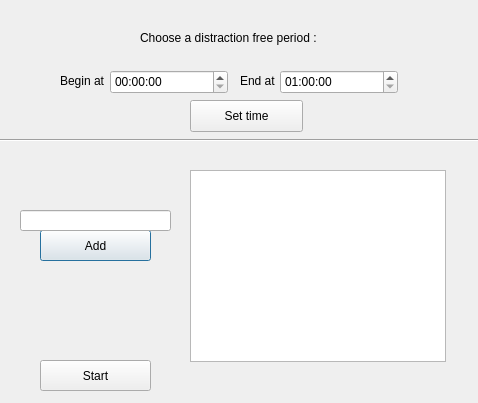
Old version of the form GUI.ui in the repository Sakelariev/information-diet.
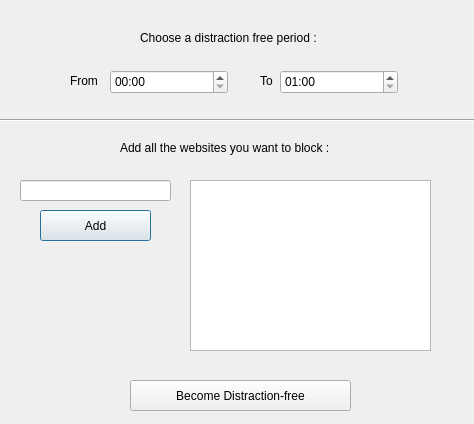
New version of the form.

```diff
--- a/GUI.ui
+++ b/GUI.ui
@@ -6,8 +6,8 @@
    <rect>
     <x>0</x>
     <y>0</y>
-    <width>478</width>
-    <height>403</height>
+    <width>474</width>
+    <height>424</height>
    </rect>
   </property>
   <property name="windowTitle">
@@ -22,6 +22,25 @@
      <height>24</height>
     </rect>
    </property>
+   <property name="autoFillBackground">
+    <bool>false</bool>
+   </property>
+   <property name="locale">
+    <locale language="English" country="UnitedStates"/>
+   </property>
+   <property name="dateTime">
+    <datetime>
+     <hour>0</hour>
+     <minute>0</minute>
+     <second>0</second>
+     <year>2000</year>
+     <month>1</month>
+     <day>1</day>
+    </datetime>
+   </property>
+   <property name="displayFormat">
+    <string>HH:mm</string>
+   </property>
   </widget>
   <widget class="QTimeEdit" name="timeEnd">
    <property name="geometry">
@@ -48,6 +67,9 @@
    <property name="currentSection">
     <enum>QDateTimeEdit::HourSection</enum>
    </property>
+   <property name="displayFormat">
+    <string>HH:mm</string>
+   </property>
    <property name="calendarPopup">
     <bool>false</bool>
    </property>
@@ -65,27 +87,27 @@
   <widget class="QLabel" name="label">
    <property name="geometry">
     <rect>
-     <x>60</x>
+     <x>70</x>
      <y>70</y>
-     <width>51</width>
+     <width>31</width>
      <height>21</height>
     </rect>
    </property>
    <property name="text">
-    <string>Begin at</string>
+    <string>From</string>
    </property>
   </widget>
   <widget class="QLabel" name="label_2">
    <property name="geometry">
     <rect>
-     <x>240</x>
+     <x>260</x>
      <y>70</y>
-     <width>41</width>
+     <width>21</width>
      <height>21</height>
     </rect>
    </property>
    <property name="text">
-    <string>End at</string>
+    <string>To</string>
    </property>
   </widget>
   <widget class="QLabel" name="label_4">
@@ -105,7 +127,7 @@
    <property name="geometry">
     <rect>
      <x>-10</x>
-     <y>130</y>
+     <y>110</y>
      <width>511</width>
      <height>20</height>
     </rect>
@@ -118,7 +140,7 @@
    <property name="geometry">
     <rect>
      <x>40</x>
-     <y>230</y>
+     <y>210</y>
      <width>111</width>
      <height>31</height>
     </rect>
@@ -140,41 +162,31 @@
    <property name="geometry">
     <rect>
      <x>20</x>
-     <y>210</y>
+     <y>180</y>
      <width>151</width>
      <height>21</height>
     </rect>
    </property>
-  </widget>
-  <widget class="QPushButton" name="setTime">
-   <property name="geometry">
-    <rect>
-     <x>190</x>
-     <y>100</y>
-     <width>113</width>
-     <height>32</height>
-    </rect>
-   </property>
-   <property name="text">
-    <string>Set time</string>
+   <property name="clearButtonEnabled">
+    <bool>false</bool>
    </property>
   </widget>
   <widget class="QListWidget" name="listWidget">
    <property name="geometry">
     <rect>
      <x>190</x>
-     <y>170</y>
-     <width>256</width>
-     <height>192</height>
+     <y>180</y>
+     <width>241</width>
+     <height>171</height>
     </rect>
    </property>
   </widget>
   <widget class="QPushButton" name="startButton">
    <property name="geometry">
     <rect>
-     <x>40</x>
-     <y>360</y>
-     <width>111</width>
+     <x>130</x>
+     <y>380</y>
+     <width>221</width>
      <height>31</height>
     </rect>
    </property>
@@ -185,12 +197,25 @@
     <bool>false</bool>
    </property>
    <property name="text">
-    <string>Start</string>
+    <string>Become Distraction-free</string>
    </property>
    <property name="flat">
     <bool>false</bool>
    </property>
   </widget>
+  <widget class="QLabel" name="label_3">
+   <property name="geometry">
+    <rect>
+     <x>120</x>
+     <y>140</y>
+     <width>251</width>
+     <height>16</height>
+    </rect>
+   </property>
+   <property name="text">
+    <string>Add all the websites you want to block :</string>
+   </property>
+  </widget>
  </widget>
  <resources/>
  <connections/>
```
